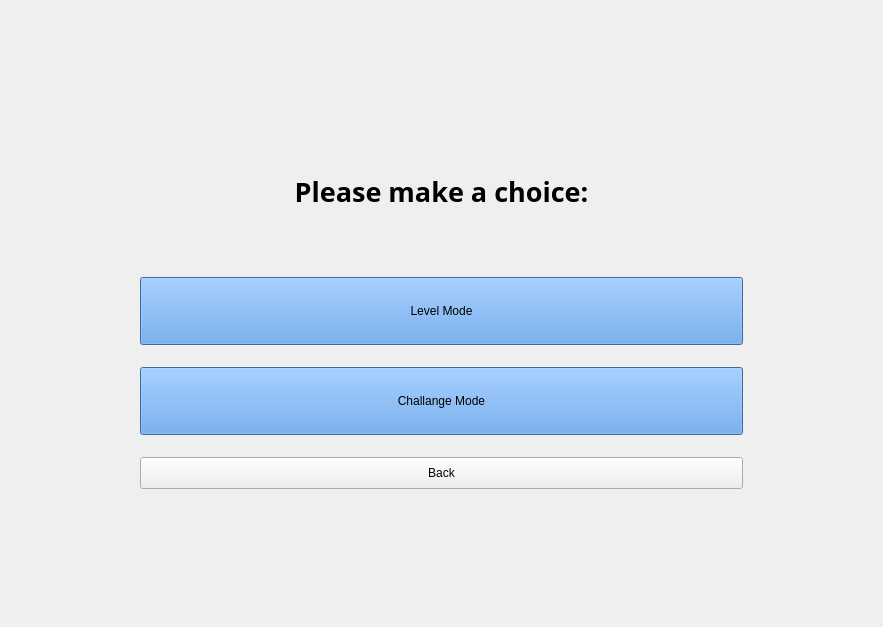
This is STAGE4/periodiCpp/forms/quizsection.ui in demirciAhmet/periodiCpp as Qt 5 draws it before an edit. The edited form follows.
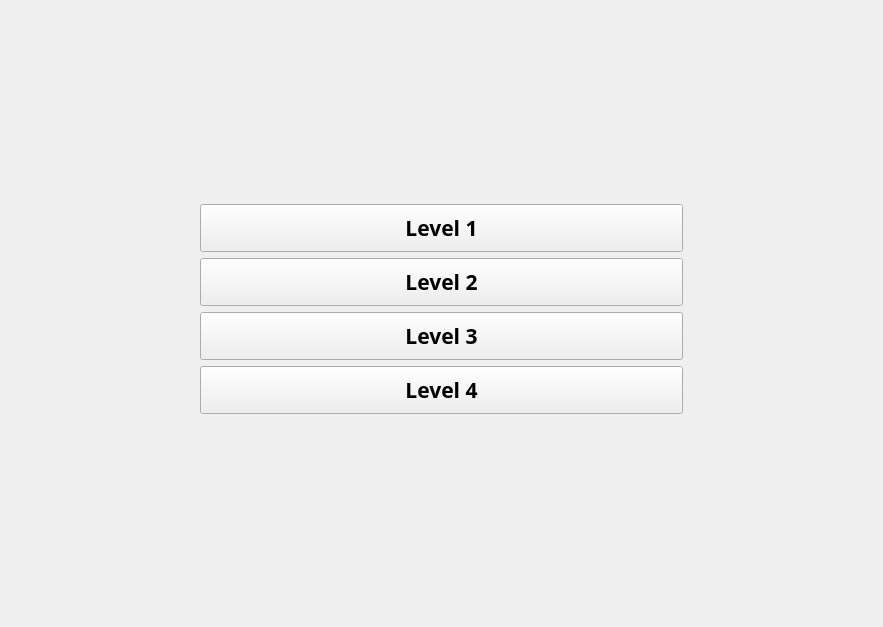
This is the edited form.

Commit message: improving GUI for quiz section

```diff
--- a/STAGE4/periodiCpp/forms/quizsection.ui
+++ b/STAGE4/periodiCpp/forms/quizsection.ui
@@ -13,7 +13,7 @@
   <property name="windowTitle">
    <string>QuizSection</string>
   </property>
-  <layout class="QVBoxLayout" name="verticalLayout">
+  <layout class="QHBoxLayout" name="horizontalLayout">
    <property name="leftMargin">
     <number>40</number>
    </property>
@@ -26,7 +26,7 @@
    <item>
     <widget class="QStackedWidget" name="Pages">
      <property name="currentIndex">
-      <number>1</number>
+      <number>3</number>
      </property>
      <widget class="QWidget" name="MainMenu">
       <layout class="QGridLayout" name="gridLayout">
@@ -226,7 +226,152 @@
        </item>
       </layout>
      </widget>
-     <widget class="QWidget" name="page"/>
+     <widget class="QWidget" name="ChallangeChoice">
+      <layout class="QHBoxLayout" name="horizontalLayout_3">
+       <property name="leftMargin">
+        <number>160</number>
+       </property>
+       <property name="topMargin">
+        <number>160</number>
+       </property>
+       <property name="rightMargin">
+        <number>160</number>
+       </property>
+       <property name="bottomMargin">
+        <number>160</number>
+       </property>
+       <item>
+        <layout class="QVBoxLayout" name="verticalLayout_5">
+         <item>
+          <widget class="QPushButton" name="btnChoice">
+           <property name="minimumSize">
+            <size>
+             <width>0</width>
+             <height>48</height>
+            </size>
+           </property>
+           <property name="text">
+            <string>Start Challange!</string>
+           </property>
+          </widget>
+         </item>
+         <item>
+          <widget class="QPushButton" name="btnChoice2">
+           <property name="minimumSize">
+            <size>
+             <width>0</width>
+             <height>48</height>
+            </size>
+           </property>
+           <property name="text">
+            <string>Show Highest Score</string>
+           </property>
+          </widget>
+         </item>
+        </layout>
+       </item>
+      </layout>
+     </widget>
+     <widget class="QWidget" name="LevelChoice">
+      <layout class="QVBoxLayout" name="verticalLayout_4">
+       <property name="leftMargin">
+        <number>160</number>
+       </property>
+       <property name="topMargin">
+        <number>160</number>
+       </property>
+       <property name="rightMargin">
+        <number>160</number>
+       </property>
+       <property name="bottomMargin">
+        <number>160</number>
+       </property>
+       <item>
+        <layout class="QVBoxLayout" name="verticalLayout">
+         <item>
+          <widget class="QPushButton" name="btnLevel">
+           <property name="minimumSize">
+            <size>
+             <width>0</width>
+             <height>48</height>
+            </size>
+           </property>
+           <property name="font">
+            <font>
+             <family>Roboto Slab</family>
+             <pointsize>16</pointsize>
+             <bold>true</bold>
+            </font>
+           </property>
+           <property name="text">
+            <string>Level 1</string>
+           </property>
+          </widget>
+         </item>
+         <item>
+          <widget class="QPushButton" name="btnLevel2">
+           <property name="minimumSize">
+            <size>
+             <width>0</width>
+             <height>48</height>
+            </size>
+           </property>
+           <property name="font">
+            <font>
+             <family>Roboto Slab</family>
+             <pointsize>16</pointsize>
+             <bold>true</bold>
+            </font>
+           </property>
+           <property name="text">
+            <string>Level 2</string>
+           </property>
+          </widget>
+         </item>
+         <item>
+          <widget class="QPushButton" name="btnLevel3">
+           <property name="minimumSize">
+            <size>
+             <width>0</width>
+             <height>48</height>
+            </size>
+           </property>
+           <property name="font">
+            <font>
+             <family>Roboto Slab</family>
+             <pointsize>16</pointsize>
+             <bold>true</bold>
+            </font>
+           </property>
+           <property name="text">
+            <string>Level 3</string>
+           </property>
+          </widget>
+         </item>
+         <item>
+          <widget class="QPushButton" name="btnLevel4">
+           <property name="minimumSize">
+            <size>
+             <width>0</width>
+             <height>48</height>
+            </size>
+           </property>
+           <property name="font">
+            <font>
+             <family>Roboto Slab</family>
+             <pointsize>16</pointsize>
+             <bold>true</bold>
+            </font>
+           </property>
+           <property name="text">
+            <string>Level 4</string>
+           </property>
+          </widget>
+         </item>
+        </layout>
+       </item>
+      </layout>
+     </widget>
     </widget>
    </item>
   </layout>
```
